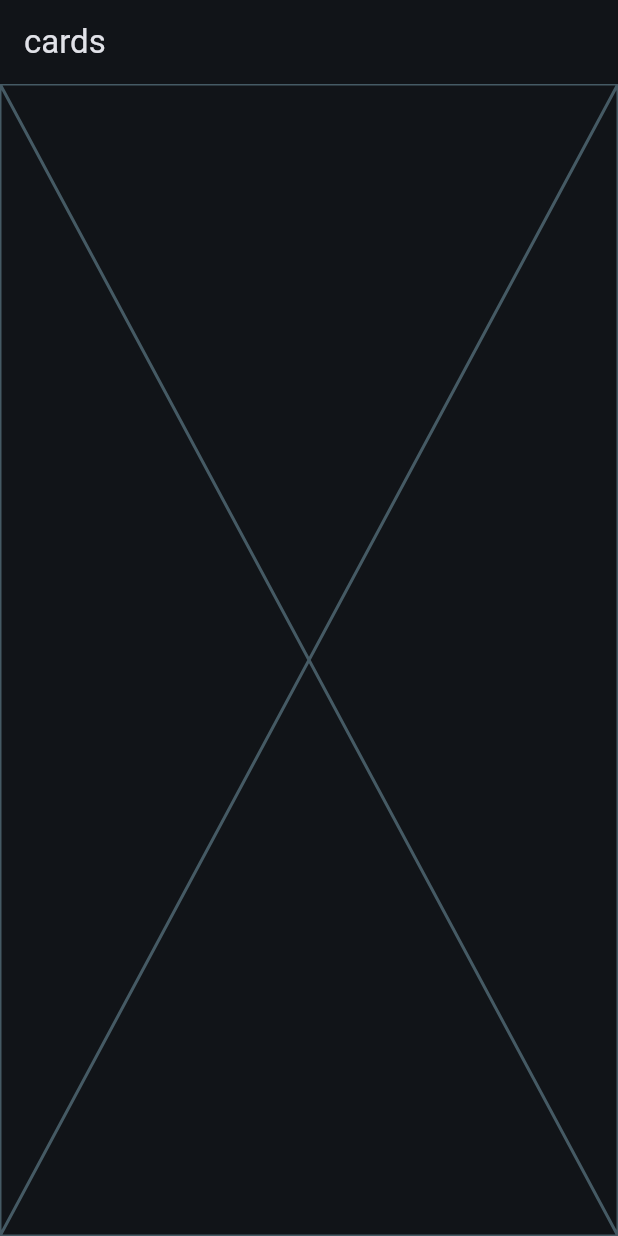
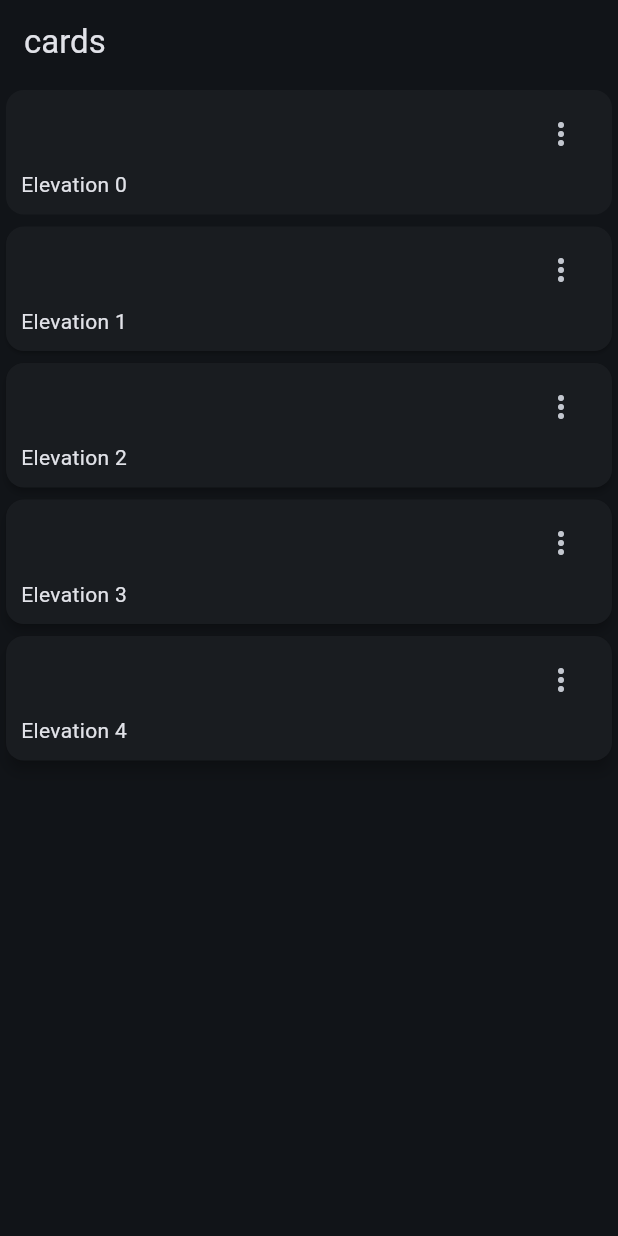
Before and after one commit to samu7861/widget-app, a Flutter app: the CardsScreen screen opened by its route, on a phone screen of 412 x 824 dp. Run offline on Flutter 3.47's test engine with Material 3 defaults, Android fonts, the phone set to English and light mode, and no system bars; our stand-ins replace go_router.

Commit message:
Update cards_screen.dart

```diff
--- a/widget_app/lib/presentation/screens/cards/cards_screen.dart
+++ b/widget_app/lib/presentation/screens/cards/cards_screen.dart
@@ -1,4 +1,14 @@
 import 'package:flutter/material.dart';
+import 'package:flutter/widgets.dart';
+
+const cards = <Map<String,dynamic>>[
+  {"elevation": 0.0, "label": "Elevation 0"},
+  {"elevation": 1.0, "label": "Elevation 1"},
+  {"elevation": 2.0, "label": "Elevation 2"},
+  {"elevation": 3.0, "label": "Elevation 3"},
+  {"elevation": 4.0, "label": "Elevation 4"},
+
+];
 
 class CardsScreen extends StatelessWidget {
   const CardsScreen({super.key});
@@ -9,7 +19,61 @@
       appBar: AppBar(
         title: const Text("cards"),
       ),
-      body: const Placeholder(),
+      body: const _CardsView(),
     );
   }
 }
+
+class _CardsView extends StatelessWidget {
+  const _CardsView();
+
+  @override
+  Widget build(BuildContext context) {
+    return SingleChildScrollView(
+      child: Column(
+        children: [
+
+          ...cards.map((card) => _CardType1(label: card["label"], elevation: card["elevation"]))
+
+        ],
+      ),
+    );
+  }
+}
+
+class _CardType1 extends StatelessWidget {
+
+
+  final String label;
+  final double elevation;
+
+
+  const _CardType1({required this.label, required this.elevation});
+
+
+
+  @override
+  Widget build(BuildContext context) {
+    return Card(
+      elevation: elevation,
+      child:  Padding(
+        padding: const EdgeInsets.fromLTRB(10, 5, 10, 10),
+        child: Column(
+          children: [
+            Align(
+              alignment: Alignment.topRight,
+              child: IconButton(
+                onPressed: () {} ,
+                icon: const Icon(Icons.more_vert_outlined)
+                )
+              ),
+            Align(
+              alignment: Alignment.bottomLeft,
+              child: Text(label),
+            )
+          ],
+        ),
+      ),
+    );
+  }
+}
```
